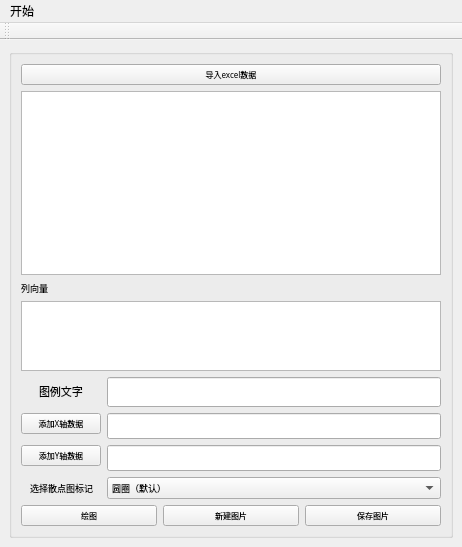
Old version of the form UI/MainWindow.ui in the repository huiyeruzhou/PhysicLab.
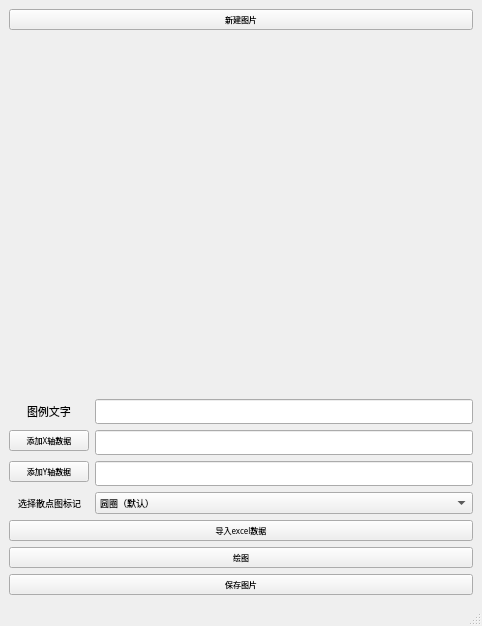
New version of the form. Custom widgets are drawn as their Qt base class.

Commit message: 1.将绘图界面设为主界面 2.定义了matplotlib widget 3.用面向对象的方法进行绘图

The edit to the form file:
```diff
--- a/UI/MainWindow.ui
+++ b/UI/MainWindow.ui
@@ -6,25 +6,17 @@
    <rect>
     <x>0</x>
     <y>0</y>
-    <width>462</width>
-    <height>547</height>
+    <width>482</width>
+    <height>626</height>
    </rect>
   </property>
   <property name="windowTitle">
    <string>PhysicLab</string>
   </property>
   <widget class="QWidget" name="centralwidget">
-   <layout class="QHBoxLayout" name="horizontalLayout_2">
+   <layout class="QVBoxLayout" name="verticalLayout" stretch="0,1,0,0,0,0">
     <item>
-     <widget class="QGroupBox" name="horizontalGroupBox">
-      <layout class="QVBoxLayout" name="verticalLayout">
-       <item>
-        <layout class="QVBoxLayout" name="verticalLayout_3" stretch="1,3,0,0,0,0">
-         <property name="leftMargin">
-          <number>0</number>
-         </property>
-         <item>
-          <widget class="QPushButton" name="loadExcelButton">
+     <widget class="QPushButton" name="newFigButton">
            <property name="font">
             <font>
              <family>微软雅黑 Light</family>
@@ -32,45 +24,23 @@
             </font>
            </property>
            <property name="text">
-            <string>导入excel数据</string>
+       <string>新建图片</string>
            </property>
           </widget>
          </item>
          <item>
-          <widget class="QTableWidget" name="tableWidget">
+     <widget class="MatplotlibWidget" name="canvas" native="true">
            <property name="sizePolicy">
             <sizepolicy hsizetype="Expanding" vsizetype="Expanding">
              <horstretch>0</horstretch>
              <verstretch>0</verstretch>
             </sizepolicy>
            </property>
-           <property name="font">
-            <font>
-             <pointsize>7</pointsize>
-            </font>
-           </property>
-          </widget>
-         </item>
-         <item>
-          <widget class="QLabel" name="label">
-           <property name="font">
-            <font>
-             <family>微软雅黑</family>
-             <pointsize>7</pointsize>
-            </font>
-           </property>
-           <property name="text">
-            <string>列向量</string>
-           </property>
-          </widget>
-         </item>
-         <item>
-          <widget class="QTableView" name="colVarTableView">
-           <property name="sizePolicy">
-            <sizepolicy hsizetype="Preferred" vsizetype="Preferred">
-             <horstretch>0</horstretch>
-             <verstretch>1</verstretch>
-            </sizepolicy>
+      <property name="minimumSize">
+       <size>
+        <width>0</width>
+        <height>0</height>
+       </size>
            </property>
           </widget>
          </item>
@@ -82,6 +52,9 @@
            <property name="fieldGrowthPolicy">
             <enum>QFormLayout::ExpandingFieldsGrow</enum>
            </property>
+      <property name="rowWrapPolicy">
+       <enum>QFormLayout::DontWrapRows</enum>
+      </property>
            <property name="labelAlignment">
             <set>Qt::AlignCenter</set>
            </property>
@@ -115,12 +88,27 @@
            </item>
            <item row="0" column="1">
             <widget class="QLineEdit" name="LegendEdit">
+        <property name="sizePolicy">
+         <sizepolicy hsizetype="Expanding" vsizetype="Preferred">
+          <horstretch>0</horstretch>
+          <verstretch>0</verstretch>
+         </sizepolicy>
+        </property>
              <property name="font">
               <font>
                <family>微软雅黑</family>
-               <pointsize>11</pointsize>
-              </font>
-             </property>
+          <pointsize>9</pointsize>
+          <weight>50</weight>
+          <italic>false</italic>
+          <bold>false</bold>
+         </font>
+        </property>
+        <property name="focusPolicy">
+         <enum>Qt::ClickFocus</enum>
+        </property>
+        <property name="styleSheet">
+         <string notr="true">font: 9pt &quot;微软雅黑&quot;;</string>
+        </property>
              <property name="text">
               <string/>
              </property>
@@ -141,15 +129,30 @@
            </item>
            <item row="1" column="1">
             <widget class="QLineEdit" name="getXLineEdit">
+        <property name="enabled">
+         <bool>true</bool>
+        </property>
+        <property name="sizePolicy">
+         <sizepolicy hsizetype="Expanding" vsizetype="Preferred">
+          <horstretch>0</horstretch>
+          <verstretch>0</verstretch>
+         </sizepolicy>
+        </property>
              <property name="font">
               <font>
                <family>微软雅黑</family>
-               <pointsize>10</pointsize>
+          <pointsize>9</pointsize>
+          <weight>50</weight>
+          <italic>false</italic>
+          <bold>false</bold>
               </font>
              </property>
              <property name="focusPolicy">
               <enum>Qt::NoFocus</enum>
              </property>
+        <property name="styleSheet">
+         <string notr="true">font: 9pt &quot;微软雅黑&quot;;</string>
+        </property>
             </widget>
            </item>
            <item row="2" column="0">
@@ -167,15 +170,27 @@
            </item>
            <item row="2" column="1">
             <widget class="QLineEdit" name="getYLineEdit">
+        <property name="sizePolicy">
+         <sizepolicy hsizetype="Expanding" vsizetype="Preferred">
+          <horstretch>0</horstretch>
+          <verstretch>0</verstretch>
+         </sizepolicy>
+        </property>
              <property name="font">
               <font>
                <family>微软雅黑</family>
-               <pointsize>10</pointsize>
+          <pointsize>9</pointsize>
+          <weight>50</weight>
+          <italic>false</italic>
+          <bold>false</bold>
               </font>
              </property>
              <property name="focusPolicy">
               <enum>Qt::NoFocus</enum>
              </property>
+        <property name="styleSheet">
+         <string notr="true">font: 9pt &quot;微软雅黑&quot;;</string>
+        </property>
              <property name="text">
               <string/>
              </property>
@@ -197,16 +212,23 @@
            <item row="3" column="1">
             <widget class="QComboBox" name="markerComboBox">
              <property name="sizePolicy">
-              <sizepolicy hsizetype="Expanding" vsizetype="Fixed">
+         <sizepolicy hsizetype="Expanding" vsizetype="Preferred">
                <horstretch>1</horstretch>
                <verstretch>0</verstretch>
               </sizepolicy>
              </property>
              <property name="font">
               <font>
+          <family>微软雅黑</family>
                <pointsize>7</pointsize>
-              </font>
-             </property>
+          <weight>50</weight>
+          <italic>false</italic>
+          <bold>false</bold>
+         </font>
+        </property>
+        <property name="styleSheet">
+         <string notr="true">font: 7pt &quot;微软雅黑&quot;;</string>
+        </property>
              <item>
               <property name="text">
                <string>圆圈（默认）</string>
@@ -232,7 +254,18 @@
           </layout>
          </item>
          <item>
-          <layout class="QHBoxLayout" name="horizontalLayout">
+     <widget class="QPushButton" name="loadExcelButton">
+      <property name="font">
+       <font>
+        <family>微软雅黑 Light</family>
+        <pointsize>6</pointsize>
+       </font>
+      </property>
+      <property name="text">
+       <string>导入excel数据</string>
+      </property>
+     </widget>
+    </item>
            <item>
             <widget class="QPushButton" name="addLineButton">
              <property name="font">
@@ -246,19 +279,6 @@
              </property>
             </widget>
            </item>
-           <item>
-            <widget class="QPushButton" name="newFigButton">
-             <property name="font">
-              <font>
-               <family>微软雅黑 Light</family>
-               <pointsize>6</pointsize>
-              </font>
-             </property>
-             <property name="text">
-              <string>新建图片</string>
-             </property>
-            </widget>
-           </item>
            <item>
             <widget class="QPushButton" name="saveFigButton">
              <property name="font">
@@ -273,45 +293,36 @@
             </widget>
            </item>
           </layout>
-         </item>
-        </layout>
-       </item>
-      </layout>
-     </widget>
-    </item>
-   </layout>
+   <zorder>addLineButton</zorder>
+   <zorder>canvas</zorder>
+   <zorder></zorder>
+   <zorder>loadExcelButton</zorder>
+   <zorder>saveFigButton</zorder>
+   <zorder>newFigButton</zorder>
   </widget>
   <widget class="QMenuBar" name="menubar">
    <property name="geometry">
     <rect>
      <x>0</x>
      <y>0</y>
-     <width>462</width>
+     <width>482</width>
      <height>22</height>
     </rect>
    </property>
-   <property name="nativeMenuBar">
-    <bool>true</bool>
-   </property>
-   <widget class="QMenu" name="menu">
-    <property name="title">
-     <string>开始</string>
-    </property>
-   </widget>
-   <addaction name="menu"/>
-  </widget>
-  <widget class="QToolBar" name="toolBar">
-   <property name="windowTitle">
-    <string>toolBar</string>
-   </property>
-   <attribute name="toolBarArea">
-    <enum>TopToolBarArea</enum>
-   </attribute>
-   <attribute name="toolBarBreak">
-    <bool>false</bool>
-   </attribute>
-  </widget>
- </widget>
+  </widget>
+  <widget class="QStatusBar" name="statusbar"/>
+ </widget>
+ <customwidgets>
+  <customwidget>
+   <class>MatplotlibWidget</class>
+   <extends>QWidget</extends>
+   <header>UI.Widgets.MatplotlibWidget</header>
+   <container>1</container>
+   <slots>
+    <signal>figChanged()</signal>
+   </slots>
+  </customwidget>
+ </customwidgets>
  <resources/>
  <connections>
   <connection>
```
Left out of the diff: 192 changed lines with no effect on the pictures. Lines whose indentation alone changed are shown as unchanged. The commit also changes 12 other files.
